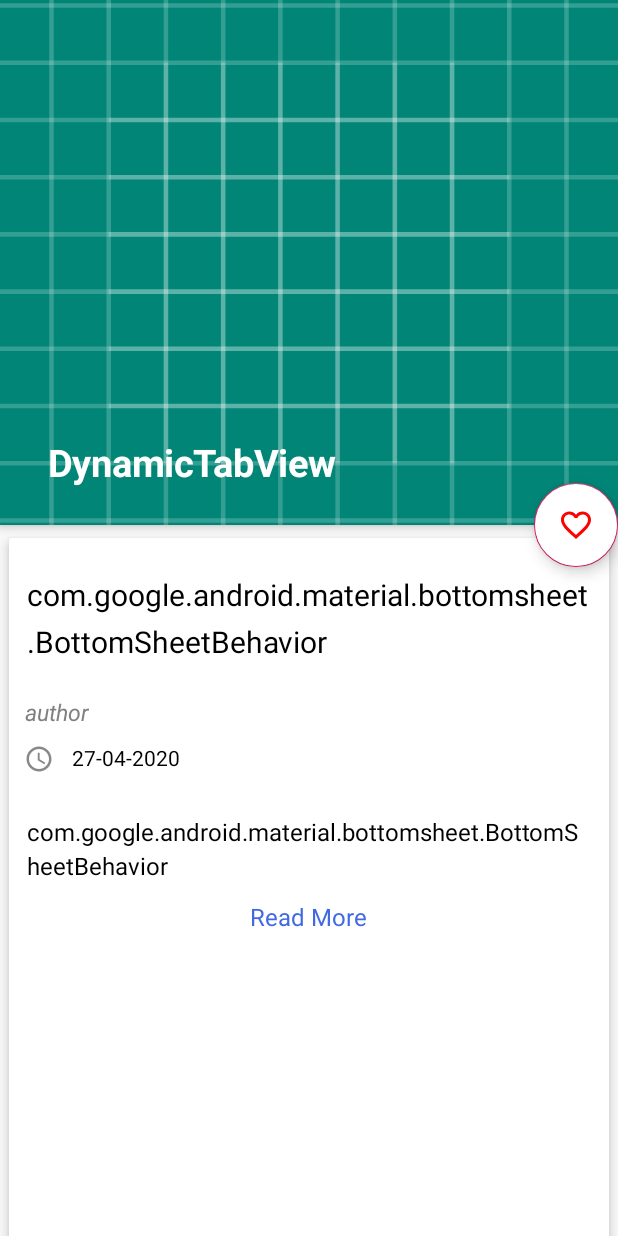
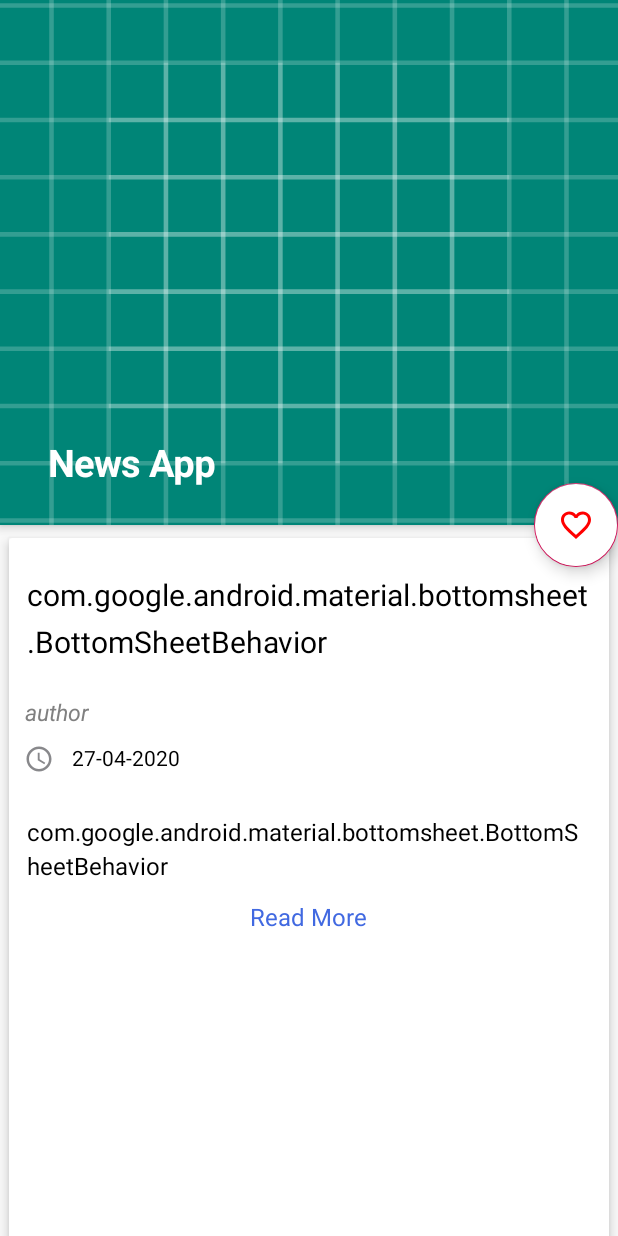
Before and after one commit to ritam1998/NewsApi_Assignment, an Android app: the layout activity_brief_news.xml on its own in the app's theme, with its tools: preview values and no code run, on a phone screen of 412 x 824 dp. Run offline under Robolectric (Android 15) with nearby library versions, the phone set to English and light mode, and no system bars.

```diff
--- a/app/src/main/AndroidManifest.xml
+++ b/app/src/main/AndroidManifest.xml
@@ -8,6 +8,7 @@
         android:allowBackup="true"
         android:icon="@mipmap/ic_launcher"
         android:label="@string/app_name"
+        android:networkSecurityConfig="@xml/network_security_config"
         android:roundIcon="@mipmap/ic_launcher_round"
         android:supportsRtl="true"
         android:theme="@style/AppTheme">
--- a/app/src/main/java/com/example/dynamictabview/activity/MainActivity.kt
+++ b/app/src/main/java/com/example/dynamictabview/activity/MainActivity.kt
@@ -35,6 +35,8 @@ class MainActivity : AppCompatActivity(), GetAllDataListner {
 
         fetchData = FetchData()
         fetchData?.fetchData(this)
+
+        toolBar?.setTitle(R.string.app_name)
     }
 
     override fun getAllDataListner(worldTrendingNews: String) {
--- a/app/src/main/res/values/strings.xml
+++ b/app/src/main/res/values/strings.xml
@@ -1,3 +1,3 @@
 <resources>
-    <string name="app_name">DynamicTabView</string>
+    <string name="app_name">News App</string>
 </resources>
--- /dev/null
+++ b/app/src/main/res/xml/network_security_config.xml
@@ -0,0 +1,6 @@
+<?xml version="1.0" encoding="utf-8"?>
+<network-security-config>
+    <domain-config cleartextTrafficPermitted="true">
+        <domain includeSubdomains="true">newsapi.org</domain>
+    </domain-config>
+</network-security-config>
```
